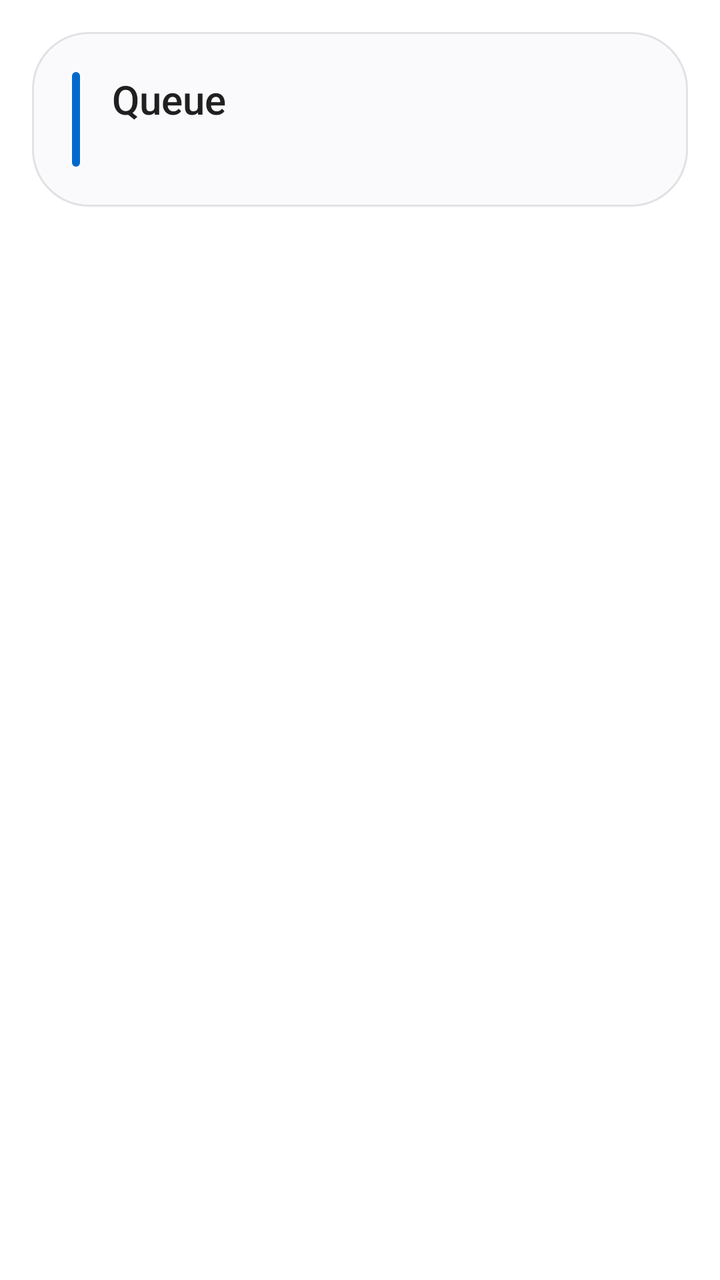
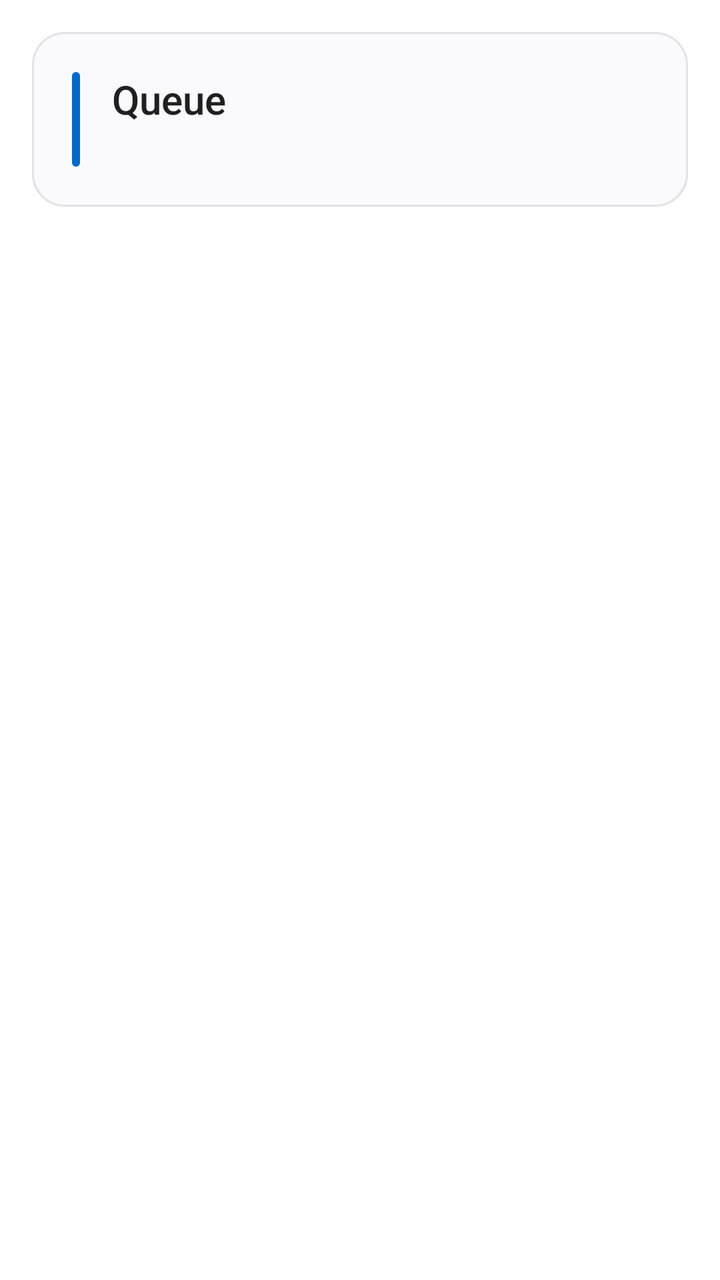

Before-and-after screenshots of an Android layout around one commit, followed by the original layout XML and the change that was made.
<!-- AndroidManifest.xml: application theme Theme.UpnpCast -->
<!-- res/layout/activity_queue.xml -->
<?xml version="1.0" encoding="utf-8"?>
<LinearLayout xmlns:android="http://schemas.android.com/apk/res/android"
    android:layout_width="match_parent"
    android:layout_height="match_parent"
    android:fitsSystemWindows="true"
    android:orientation="vertical">

    <LinearLayout
        style="@style/Card"
        android:layout_marginHorizontal="16dp"
        android:layout_marginTop="16dp">

        <LinearLayout
            android:layout_width="match_parent"
            android:layout_height="wrap_content"
            android:gravity="center_vertical"
            android:orientation="horizontal">

            <View
                android:layout_width="4dp"
                android:layout_height="match_parent"
                android:background="@drawable/bar" />

            <LinearLayout
                android:layout_width="0dp"
                android:layout_height="wrap_content"
                android:layout_marginStart="16dp"
                android:layout_weight="1"
                android:orientation="vertical">

                <TextView
                    style="@style/Title"
                    android:text="@string/queue" />

                <TextView
                    android:id="@+id/summary"
                    style="@style/Summary" />
            </LinearLayout>

            <TextView
                android:id="@+id/clear"
                android:layout_width="wrap_content"
                android:layout_height="wrap_content"
                android:background="?android:attr/selectableItemBackground"
                android:fontFamily="sans-serif-medium"
                android:padding="8dp"
                android:text="@string/clear_queue"
                android:textColor="@color/accent_text"
                android:textSize="15sp"
                android:visibility="gone" />
        </LinearLayout>
    </LinearLayout>

    <ListView
        android:id="@+id/list"
        android:layout_width="match_parent"
        android:layout_height="0dp"
        android:layout_marginHorizontal="16dp"
        android:layout_weight="1"
        android:clipToPadding="false"
        android:divider="@android:color/transparent"
        android:dividerHeight="8dp"
        android:paddingVertical="16dp"
        android:scrollbars="none" />

    <include layout="@layout/player" />
</LinearLayout>
<!-- res/layout/player.xml (included above) -->
<?xml version="1.0" encoding="utf-8"?>
<LinearLayout xmlns:android="http://schemas.android.com/apk/res/android"
    android:id="@+id/player"
    style="@style/Card"
    android:layout_marginHorizontal="16dp"
    android:layout_marginBottom="16dp"
    android:paddingHorizontal="16dp"
    android:paddingVertical="14dp"
    android:visibility="gone">

    <LinearLayout
        android:layout_width="match_parent"
        android:layout_height="wrap_content"
        android:gravity="center_vertical"
        android:orientation="horizontal">

        <ImageView
            android:id="@+id/player_art"
            android:layout_width="48dp"
            android:layout_height="48dp"
            android:background="@drawable/tile"
            android:clipToOutline="true"
            android:importantForAccessibility="no"
            android:scaleType="centerCrop" />

        <LinearLayout
            android:layout_width="0dp"
            android:layout_height="wrap_content"
            android:layout_marginHorizontal="16dp"
            android:layout_weight="1"
            android:orientation="vertical">

            <TextView
                android:id="@+id/player_title"
                android:layout_width="match_parent"
                android:layout_height="wrap_content"
                android:ellipsize="end"
                android:fontFamily="sans-serif-medium"
                android:maxLines="1"
                android:textColor="@color/text"
                android:textSize="17sp" />

            <TextView
                android:id="@+id/player_meta"
                android:layout_width="match_parent"
                android:layout_height="wrap_content"
                android:ellipsize="end"
                android:maxLines="1"
                android:textColor="@color/text2"
                android:textSize="14sp" />
        </LinearLayout>

        <ImageView
            android:id="@+id/player_toggle"
            android:layout_width="48dp"
            android:layout_height="48dp"
            android:background="@drawable/circle"
            android:clickable="true"
            android:contentDescription="@string/play"
            android:focusable="true"
            android:padding="12dp"
            android:src="@drawable/ic_play" />
    </LinearLayout>

    <LinearLayout
        android:layout_width="match_parent"
        android:layout_height="wrap_content"
        android:layout_marginTop="10dp"
        android:gravity="center_vertical"
        android:orientation="horizontal">

        <ImageView
            android:id="@+id/player_mute"
            android:layout_width="40dp"
            android:layout_height="40dp"
            android:layout_marginStart="-8dp"
            android:background="?android:attr/selectableItemBackgroundBorderless"
            android:contentDescription="@string/mute"
            android:padding="8dp"
            android:src="@drawable/ic_volume" />

        <SeekBar
            android:id="@+id/player_volume"
            android:layout_width="0dp"
            android:layout_height="wrap_content"
            android:layout_weight="1"
            android:contentDescription="@string/volume"
            android:max="100"
            android:progressBackgroundTint="@color/text2"
            android:progressTint="@color/accent"
            android:thumbTint="@color/accent" />

        
        <TextView
            android:id="@+id/player_level"
            android:layout_width="48dp"
            android:layout_height="wrap_content"
            android:gravity="center"
            android:textColor="@color/text2"
            android:textSize="15sp" />
    </LinearLayout>
</LinearLayout>
<!-- resources referenced by this layout -->
<resources>
  <color name="accent">#FF0069CC</color>
  <color name="accent_text">#FF0069CC</color>
  <color name="text">#FF202020</color>
  <color name="text2">#FF606060</color>
  <!-- drawable bar (drawable) -->
  <shape xmlns:android="http://schemas.android.com/apk/res/android"
      android:shape="rectangle">
      <solid android:color="@color/accent" />
      <corners android:radius="2dp" />
  </shape>
  <!-- drawable circle (drawable) -->
  <ripple xmlns:android="http://schemas.android.com/apk/res/android"
      android:color="@color/ripple">
      <item>
          <shape android:shape="oval">
              <solid android:color="@color/accent" />
          </shape>
      </item>
  </ripple>
  <!-- drawable ic_play (drawable) -->
  <vector xmlns:android="http://schemas.android.com/apk/res/android"
      android:width="24dp"
      android:height="24dp"
      android:viewportWidth="24"
      android:viewportHeight="24">
      <path
          android:fillColor="@color/on_accent"
          android:pathData="M8,5v14l11,-7z" />
  </vector>
  <!-- drawable ic_volume (drawable) -->
  <vector xmlns:android="http://schemas.android.com/apk/res/android"
      android:width="24dp"
      android:height="24dp"
      android:viewportWidth="24"
      android:viewportHeight="24">
      <path
          android:fillColor="@color/text2"
          android:pathData="M3,9v6h4l5,5L12,4L7,9L3,9zM16.5,12c0,-1.77 -1.02,-3.29 -2.5,-4.03v8.05c1.48,-0.73 2.5,-2.25 2.5,-4.02zM14,3.23v2.06c2.89,0.86 5,3.54 5,6.71s-2.11,5.85 -5,6.71v2.06c4.01,-0.91 7,-4.49 7,-8.77s-2.99,-7.86 -7,-8.77z" />
  </vector>
  <!-- drawable tile (drawable) -->
  <shape xmlns:android="http://schemas.android.com/apk/res/android"
      android:shape="rectangle">
      <solid android:color="@color/divider" />
      <corners android:radius="8dp" />
  </shape>
  <string name="clear_queue">Clear queue</string>
  <string name="mute">Mute</string>
  <string name="play">Play</string>
  <string name="queue">Queue</string>
  <string name="volume">Volume</string>
  <style name="Card">
          <item name="android:layout_width">match_parent</item>
          <item name="android:layout_height">wrap_content</item>
          <item name="android:background">@drawable/card</item>
          <item name="android:orientation">vertical</item>
          <item name="android:padding">20dp</item>
      </style>
  <style name="Summary">
          <item name="android:layout_width">wrap_content</item>
          <item name="android:layout_height">wrap_content</item>
          <item name="android:textColor">@color/text2</item>
          <item name="android:textSize">15sp</item>
      </style>
  <style name="Title">
          <item name="android:layout_width">wrap_content</item>
          <item name="android:layout_height">wrap_content</item>
          <item name="android:fontFamily">sans-serif-medium</item>
          <item name="android:textColor">@color/text</item>
          <item name="android:textSize">20sp</item>
      </style>
  <color name="ripple">#33FFFFFF</color>
  <color name="on_accent">#FFFFFFFF</color>
  <color name="divider">#FFE2E2E5</color>
  <!-- drawable card (drawable) -->
  <shape xmlns:android="http://schemas.android.com/apk/res/android"
      android:shape="rectangle">
      <solid android:color="@color/card" />
      <stroke
          android:width="1dp"
          android:color="@color/divider" />
      <corners android:radius="28dp" />
  </shape>
  <color name="bg">#FFFFFFFF</color>
  <color name="card">#FFFAFAFD</color>
  <!-- unchanged entries left out for length: 1 -->
</resources>

<!-- the commit's change to res/layout/activity_queue.xml (unified diff, before → after) -->
@@ -5,14 +5,17 @@
     android:fitsSystemWindows="true"
     android:orientation="vertical">
 
+    
     <LinearLayout
         style="@style/Card"
         android:layout_marginHorizontal="16dp"
-        android:layout_marginTop="16dp">
+        android:layout_marginTop="16dp"
+        android:clipToPadding="false">
 
         <LinearLayout
             android:layout_width="match_parent"
             android:layout_height="wrap_content"
+            android:layout_marginEnd="-20dp"
             android:gravity="center_vertical"
             android:orientation="horizontal">
 
@@ -41,6 +44,7 @@
                 android:id="@+id/clear"
                 android:layout_width="wrap_content"
                 android:layout_height="wrap_content"
+                android:layout_marginEnd="12dp"
                 android:background="?android:attr/selectableItemBackground"
                 android:fontFamily="sans-serif-medium"
                 android:padding="8dp"
@@ -72,8 +76,6 @@
     style="@style/Card"
     android:layout_marginHorizontal="16dp"
     android:layout_marginBottom="16dp"
-    android:paddingHorizontal="16dp"
-    android:paddingVertical="14dp"
     android:visibility="gone">
 
     <LinearLayout
@@ -130,10 +132,12 @@
             android:src="@drawable/ic_play" />
     </LinearLayout>
 
+    
     <LinearLayout
         android:layout_width="match_parent"
         android:layout_height="wrap_content"
         android:layout_marginTop="10dp"
+        android:layout_marginBottom="-11dp"
         android:gravity="center_vertical"
         android:orientation="horizontal">
 
@@ -141,7 +145,7 @@
             android:id="@+id/player_mute"
             android:layout_width="40dp"
             android:layout_height="40dp"
-            android:layout_marginStart="-8dp"
+            android:layout_marginStart="-11dp"
             android:background="?android:attr/selectableItemBackgroundBorderless"
             android:contentDescription="@string/mute"
             android:padding="8dp"
<!-- resource entries referenced after the edit -->
@@ -80,7 +80,7 @@
       <stroke
           android:width="1dp"
           android:color="@color/divider" />
-      <corners android:radius="28dp" />
+      <corners android:radius="16dp" />
   </shape>
   <color name="bg">#FFFFFFFF</color>
   <color name="card">#FFFAFAFD</color>
